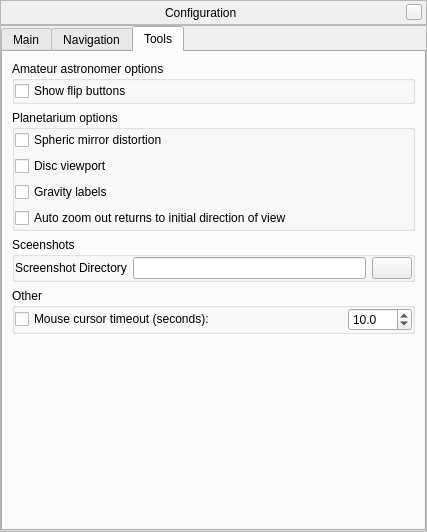
The window that src/gui/configurationDialog.ui (519984307/stellarium_src) describes before a commit, drawn with Qt 5.
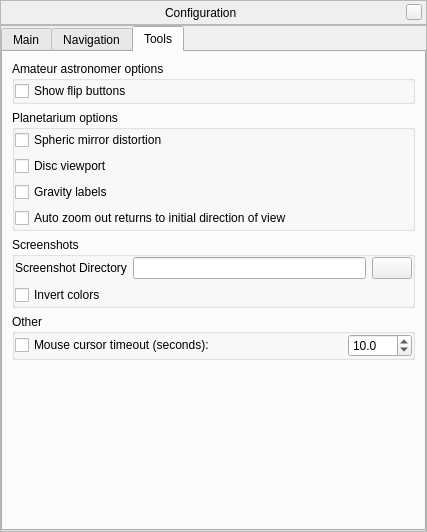
The same window after the commit. Icons and pictures are not drawn. Custom widgets are drawn as their Qt base class.

Commit message: Added inverted color screenshot feature + GUI. Partially fixed SkyImage non download bug. Allowed for gzip compressed JSON files. They have to be called with .gz extension.

The edit to the form file:
```diff
--- a/src/gui/configurationDialog.ui
+++ b/src/gui/configurationDialog.ui
@@ -677,7 +677,7 @@
           <item>
            <widget class="QGroupBox" name="groupBox_3" >
             <property name="title" >
-             <string>Sceenshots</string>
+             <string>Screenshots</string>
             </property>
             <layout class="QVBoxLayout" name="verticalLayout_3" >
              <property name="margin" >
@@ -714,6 +714,13 @@
                </item>
               </layout>
              </item>
+             <item>
+              <widget class="QCheckBox" name="invertScreenShotColorsCheckBox" >
+               <property name="text" >
+                <string>Invert colors</string>
+               </property>
+              </widget>
+             </item>
             </layout>
            </widget>
           </item>
```
Left out of the diff: 2 changed lines with no effect on the pictures. The commit also changes 7 other files.
